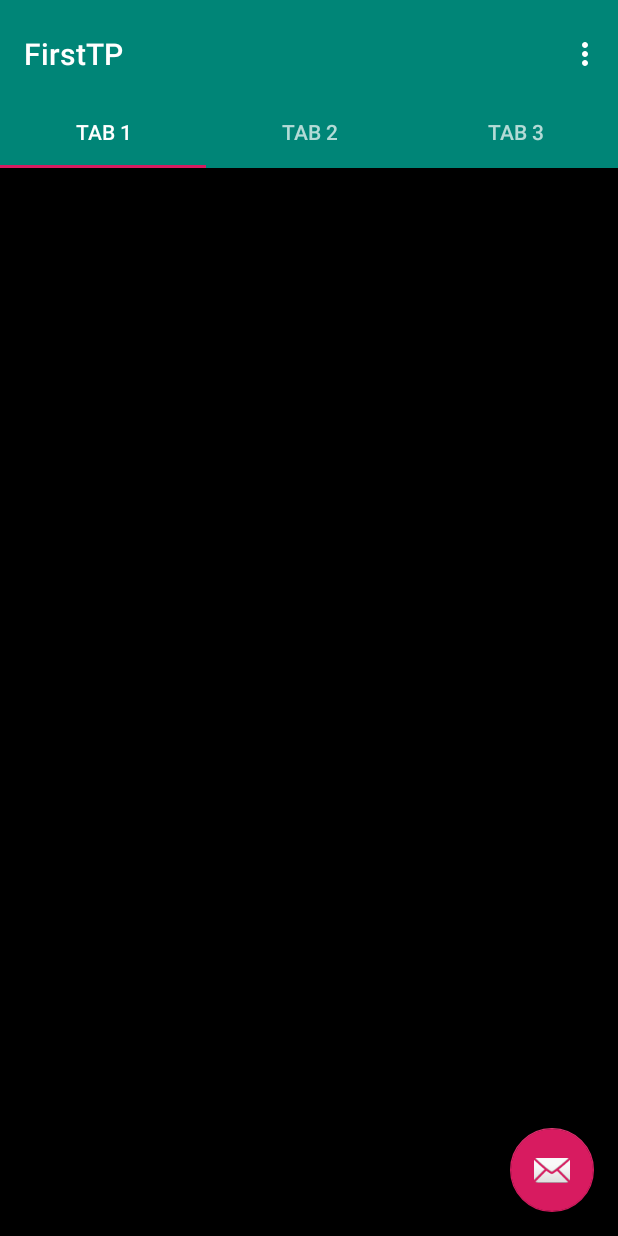
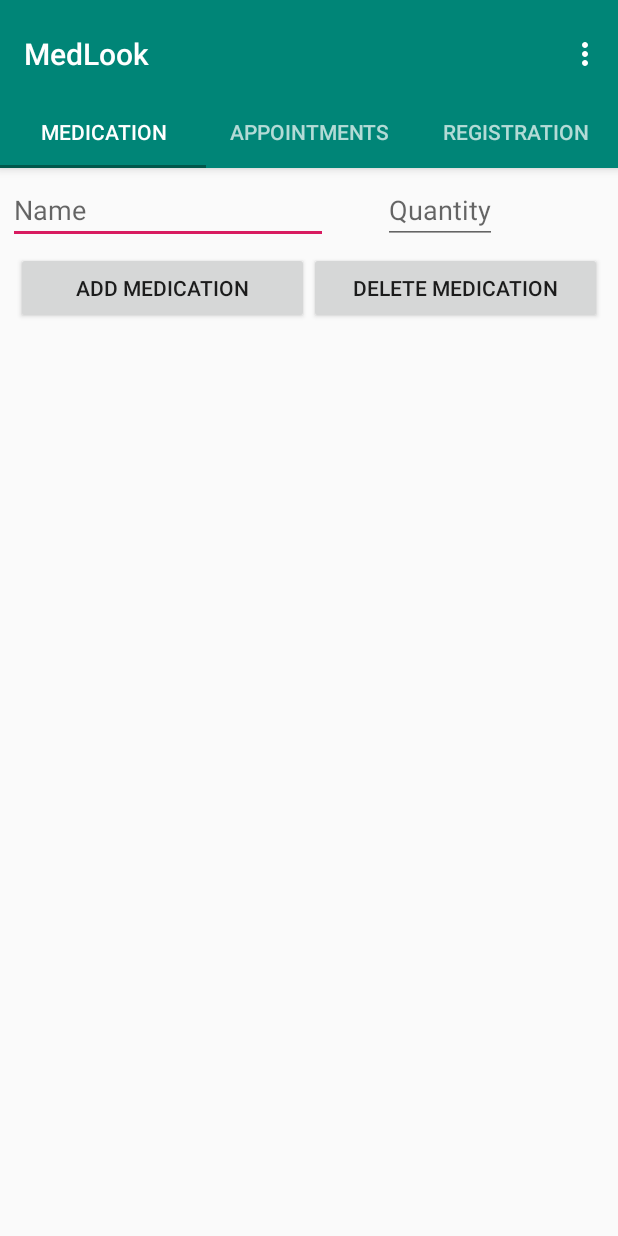
Before and after one commit to MariaJMRibeiro/MedSide, an Android app: the InitialPage screen opened directly, with no data from a screen before it, on a phone screen of 412 x 824 dp. Run offline under Robolectric (Android 15) with nearby library versions, the phone set to English and light mode, and no system bars.

Commit message:
medication

```diff
--- a/app/src/main/java/up201506196/com/firsttp/InitialPage.java
+++ b/app/src/main/java/up201506196/com/firsttp/InitialPage.java
@@ -56,14 +56,6 @@ public class InitialPage extends AppCompatActivity {
         mViewPager.addOnPageChangeListener(new TabLayout.TabLayoutOnPageChangeListener(tabLayout));
         tabLayout.addOnTabSelectedListener(new TabLayout.ViewPagerOnTabSelectedListener(mViewPager));
 
-        FloatingActionButton fab = (FloatingActionButton) findViewById(R.id.fab);
-        fab.setOnClickListener(new View.OnClickListener() {
-            @Override
-            public void onClick(View view) {
-                Snackbar.make(view, "Replace with your own action", Snackbar.LENGTH_LONG)
-                        .setAction("Action", null).show();
-            }
-        });
 
     }
 
--- a/app/src/main/java/up201506196/com/firsttp/frag1.java
+++ b/app/src/main/java/up201506196/com/firsttp/frag1.java
@@ -1,12 +1,15 @@
 package up201506196.com.firsttp;
 
-import android.content.Context;
-import android.net.Uri;
+
+import android.content.Intent;
 import android.os.Bundle;
 import android.support.v4.app.Fragment;
 import android.view.LayoutInflater;
 import android.view.View;
 import android.view.ViewGroup;
+import android.widget.Button;
+import android.widget.EditText;
+import android.widget.Toast;
 
 
 public class frag1 extends Fragment {
@@ -18,8 +21,60 @@ public class frag1 extends Fragment {
     @Override
     public View onCreateView(LayoutInflater inflater, ViewGroup container,
                              Bundle savedInstanceState) {
+
         // Inflate the layout for this fragment
         return inflater.inflate(R.layout.fragment_frag1, container, false);
     }
 
+    DatabaseHelper db;
+    EditText e1,e2,e3;
+    Button b1, b2;
+
+    @Override
+    protected void onCreate(Bundle savedInstanceState) {
+        super.onCreate(savedInstanceState);
+        setContentView(R.layout.activity_main);
+        db = new DatabaseHelper(this);
+        e1=(EditText) findViewById(R.id.email);
+        e2=(EditText)findViewById(R.id.pass);
+        e3=(EditText)findViewById(R.id.cpass);
+        b1=(Button)findViewById(R.id.register);
+        b2=(Button)findViewById(R.id.button2);
+        b2.setOnClickListener(new View.OnClickListener() {
+            @Override
+            public void onClick(View v) {
+                Intent i= new Intent(MainActivity.this,Login.class);
+                startActivity(i);
+            }
+        });
+        b1.setOnClickListener( new View.OnClickListener() {
+            @Override
+            public void onClick(View v) {
+                String s1 = e1.getText().toString();
+                String s2 = e2.getText().toString();
+                String s3 = e3.getText().toString();
+                if (s1.equals("")||s2.equals("")||s3.equals("")){
+                    Toast.makeText(getApplicationContext(), "Fields are empty", Toast.LENGTH_SHORT).show();
+                }
+                else {
+                    if (s2.equals(s3)) {
+                        boolean chkemail = db.chkemail(s1);
+                        if (chkemail == true) {
+                            Boolean insert = db.insert(s1, s2);
+                            if (insert == true) {
+                                Toast.makeText(getApplicationContext(), "Register successfully", Toast.LENGTH_SHORT).show();
+                            }
+                        } else {
+                            Toast.makeText(getApplicationContext(), "Email already exists", Toast.LENGTH_SHORT).show();
+                        }
+                    } else {
+                        Toast.makeText(getApplicationContext(), "Passwords do not match", Toast.LENGTH_SHORT).show();
+                    }
+                }
+            }
+        });
+    }
 }
+
+
+}
--- a/app/src/main/res/layout/activity_initial_page.xml
+++ b/app/src/main/res/layout/activity_initial_page.xml
@@ -30,7 +30,8 @@
         <android.support.design.widget.TabLayout
             android:id="@+id/tabs"
             android:layout_width="match_parent"
-            android:layout_height="wrap_content">
+            android:layout_height="wrap_content"
+            app:tabIndicatorColor="@color/colorPrimaryDark">
 
             <android.support.design.widget.TabItem
                 android:id="@+id/tabItem"
@@ -59,12 +60,4 @@
         android:layout_height="match_parent"
         app:layout_behavior="@string/appbar_scrolling_view_behavior" />
 
-    <android.support.design.widget.FloatingActionButton
-        android:id="@+id/fab"
-        android:layout_width="wrap_content"
-        android:layout_height="wrap_content"
-        android:layout_gravity="end|bottom"
-        android:layout_margin="@dimen/fab_margin"
-        app:srcCompat="@android:drawable/ic_dialog_email" />
-
 </android.support.design.widget.CoordinatorLayout>
--- a/app/src/main/res/layout/fragment_frag1.xml
+++ b/app/src/main/res/layout/fragment_frag1.xml
@@ -1,8 +1,54 @@
 <?xml version="1.0" encoding="utf-8"?>
-<FrameLayout xmlns:android="http://schemas.android.com/apk/res/android"
-    xmlns:tools="http://schemas.android.com/tools"
+<ScrollView xmlns:android="http://schemas.android.com/apk/res/android"
     android:layout_width="match_parent"
-    android:layout_height="match_parent"
-    tools:context=".frag1"
-    android:background="@android:color/background_dark">
-</FrameLayout>
+    android:layout_height="match_parent" >
+
+    <RelativeLayout
+        android:layout_width="wrap_content"
+        android:layout_height="wrap_content"
+        android:layout_margin="5dp" >
+
+        <EditText
+            android:id="@+id/text_name"
+            android:layout_width="wrap_content"
+            android:layout_height="wrap_content"
+            android:ems="10"
+            android:hint="@string/medication_name"
+            android:nextFocusDown="@+id/text_salary"
+            android:singleLine="true" />
+
+        <EditText
+            android:id="@+id/text_salary"
+            android:layout_width="wrap_content"
+            android:layout_height="wrap_content"
+            android:layout_marginStart="250dp"
+            android:hint="@string/medication_quantity"
+            android:inputType="numberDecimal"
+            android:singleLine="true" />
+
+        <LinearLayout
+            android:id="@+id/layout_submit"
+            android:layout_width="fill_parent"
+            android:layout_height="wrap_content"
+            android:layout_below="@+id/text_salary"
+            android:layout_margin="5dp"
+            android:orientation="horizontal"
+            android:weightSum="2" >
+
+            <Button
+                android:id="@+id/button_add"
+                android:layout_width="0dp"
+                android:layout_height="wrap_content"
+                android:layout_weight="1"
+                android:text="@string/medication_add" />
+
+            <Button
+                android:id="@+id/button_reset"
+                android:layout_width="0dp"
+                android:layout_height="wrap_content"
+                android:layout_weight="1"
+                android:text="@string/medication_reset" />
+        </LinearLayout>
+    </RelativeLayout>
+
+</ScrollView>
--- a/app/src/main/res/layout/fragment_initial_page.xml
+++ b/app/src/main/res/layout/fragment_initial_page.xml
@@ -4,8 +4,7 @@
     xmlns:tools="http://schemas.android.com/tools"
     android:id="@+id/constraintLayout"
     android:layout_width="match_parent"
-    android:layout_height="match_parent"
-    tools:context=".InitialPage$PlaceholderFragment">
+    android:layout_height="match_parent">
 
     <TextView
         android:id="@+id/section_label"
--- a/app/src/main/res/values/strings.xml
+++ b/app/src/main/res/values/strings.xml
@@ -1,17 +1,17 @@
 <resources>
-    <string name="app_name">FirstTP</string>
+    <string name="app_name">MedLook</string>
     <string name="email">Email</string>
     <string name="password">Password</string>
     <string name="login">Login</string>
     <string name="no_account_yet">No account yet?</string>
     <string name="title_activity_menu">Menu</string>
-    <string name="tab_text_1">Tab 1</string>
-    <string name="tab_text_2">Tab 2</string>
-    <string name="tab_text_3">Tab 3</string>
-    <string name="action_settings">Settings</string>
-    <string name="section_format">Hello World from section: %1$d</string>
+    <string name="tab_text_1">Medication</string>
+    <string name="tab_text_2">Appointments</string>
+    <string name="tab_text_3">Registration</string>
+    <string name="action_settings">Profile</string>
     <string name="title_activity_initial_page">InitialPage</string>
-
-    <!-- TODO: Remove or change this placeholder text -->
-    <string name="hello_blank_fragment">Hello blank fragment</string>
+    <string name="medication_name">Name</string>
+    <string name="medication_quantity">Quantity</string>
+    <string name="medication_reset">Delete Medication</string>
+    <string name="medication_add">Add Medication</string>
 </resources>
```
Also changed, not shown: app/src/main/java/up201506196/com/firsttp/DatabaseHelper.java (+73 -1 lines), app/src/main/java/up201506196/com/firsttp/MainActivity.java (+12 -12 lines), app/src/main/java/up201506196/com/firsttp/Medication.java (added, +52 -0 lines), app/src/main/res/layout/activity_login.xml (+46 -38 lines), app/src/main/res/layout/activity_main.xml (+77 -63 lines).
